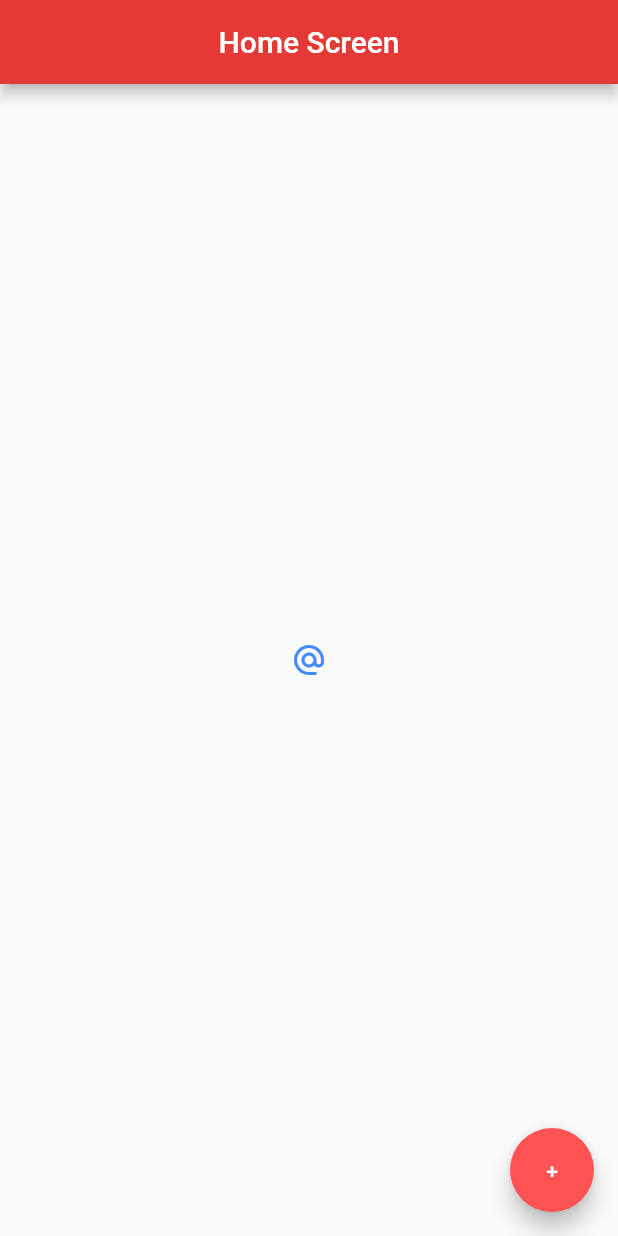
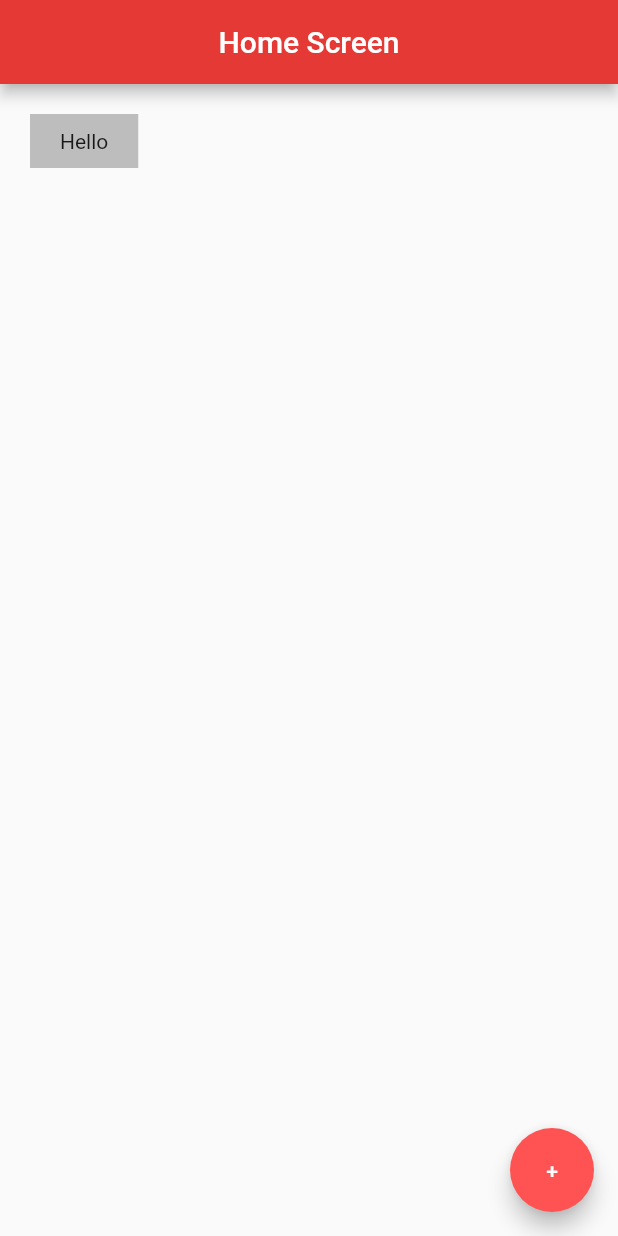
Before and after one commit to RadiRS/first-app-flutter, a Flutter app: the screen it shows after launch, on a phone screen of 412 x 824 dp. Run offline on Flutter 3.47's test engine with Material 2 defaults, Android fonts, the phone set to English and light mode, and no system bars.

Commit message:
Added Containers & Padding

```diff
--- a/lib/main.dart
+++ b/lib/main.dart
@@ -13,11 +13,11 @@ class Home extends StatelessWidget {
         centerTitle: true,
         backgroundColor: Colors.red[600],
       ),
-      body: Center(
-        child: IconButton(
-            icon: Icon(Icons.alternate_email),
-            onPressed: () => {print('Icon Pressed')},
-            color: Colors.blueAccent),
+      body: Container(
+        padding: EdgeInsets.symmetric(horizontal: 20, vertical: 10),
+        margin: EdgeInsets.all(20),
+        color: Colors.grey[400],
+        child: Text('Hello'),
       ),
       floatingActionButton: FloatingActionButton(
         child: Text('+'),
```
